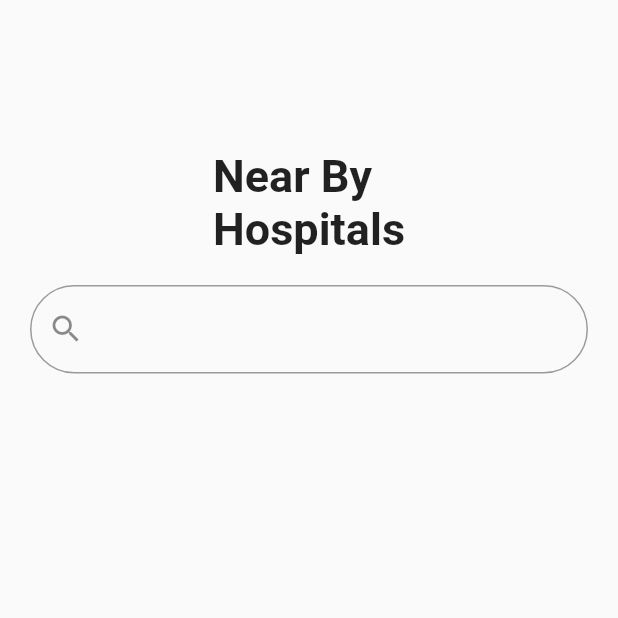
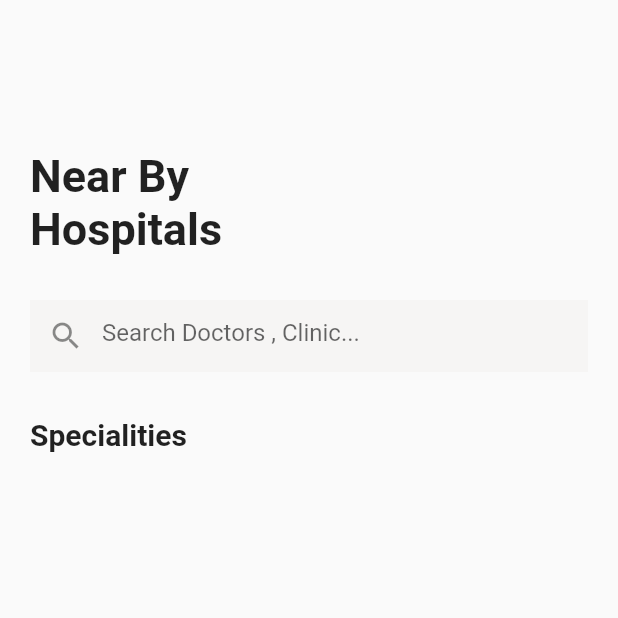
Before and after one commit to gauravmehta13/Appointment_App, a Flutter app: the screen it shows after launch, on a phone screen of 412 x 824 dp, the top half of it. Run offline on Flutter 3.47's test engine with Material 2 defaults, Android fonts, the phone set to English and light mode, and no system bars.

Commit message:
Minor Changes

```diff
--- a/lib/Screens/homepage.dart
+++ b/lib/Screens/homepage.dart
@@ -16,25 +16,40 @@ class _HomepageState extends State<Homepage> {
             SizedBox(
               height: 50,
             ),
-            Text(
+            Align(
+              alignment: Alignment.topLeft,
+              child: Text(
                 'Near By \nHospitals',
                 style: TextStyle(
                     color: Colors.black87,
                     fontSize: 30,
                     fontWeight: FontWeight.w600),
               ),
+            ),
             SizedBox(
-              height: 20,
+              height: 30,
             ),
             TextField(
+                //scrollPadding: EdgeInsets.symmetric(vertical: 10),
                 decoration: InputDecoration(
+                    fillColor: Color(0xffF6F5F4),
+                    filled: true,
                     prefixIcon: Icon(Icons.search),
-              border: new OutlineInputBorder(
-                borderRadius: const BorderRadius.all(
-                  const Radius.circular(50.0),
+                    border: InputBorder.none,
+                    hintText: 'Search Doctors , Clinic...')),
+            SizedBox(
+              height: 30,
+            ),
+            Align(
+              alignment: Alignment.topLeft,
+              child: Text(
+                'Specialities',
+                style: TextStyle(
+                    color: Colors.black87,
+                    fontSize: 20,
+                    fontWeight: FontWeight.w600),
               ),
             ),
-            ))
           ],
         ),
       ),
```
Lines whose indentation alone changed are shown as unchanged.
